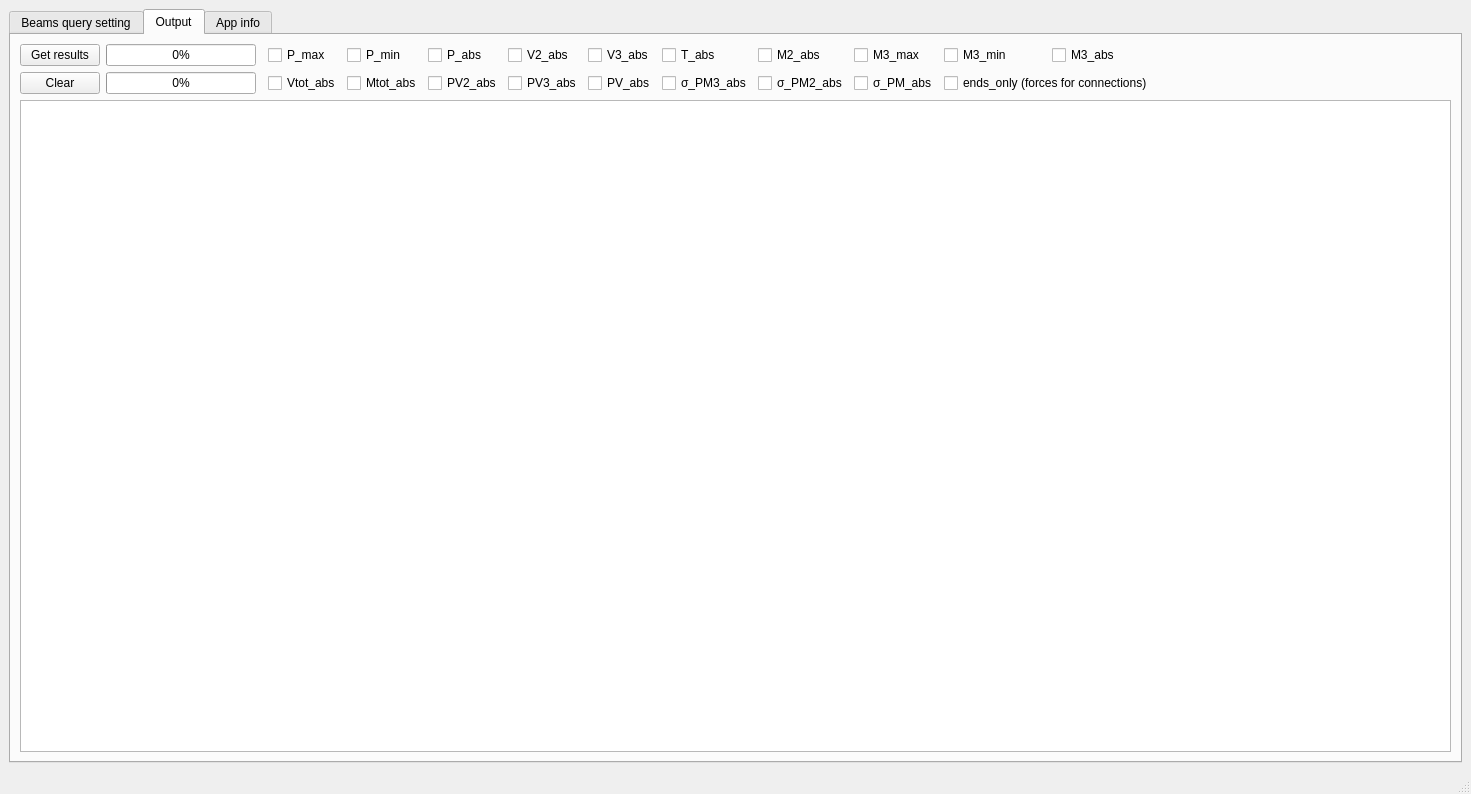
Old version of the form mainwindow.ui in the repository lukaszlaba/etabsplus.
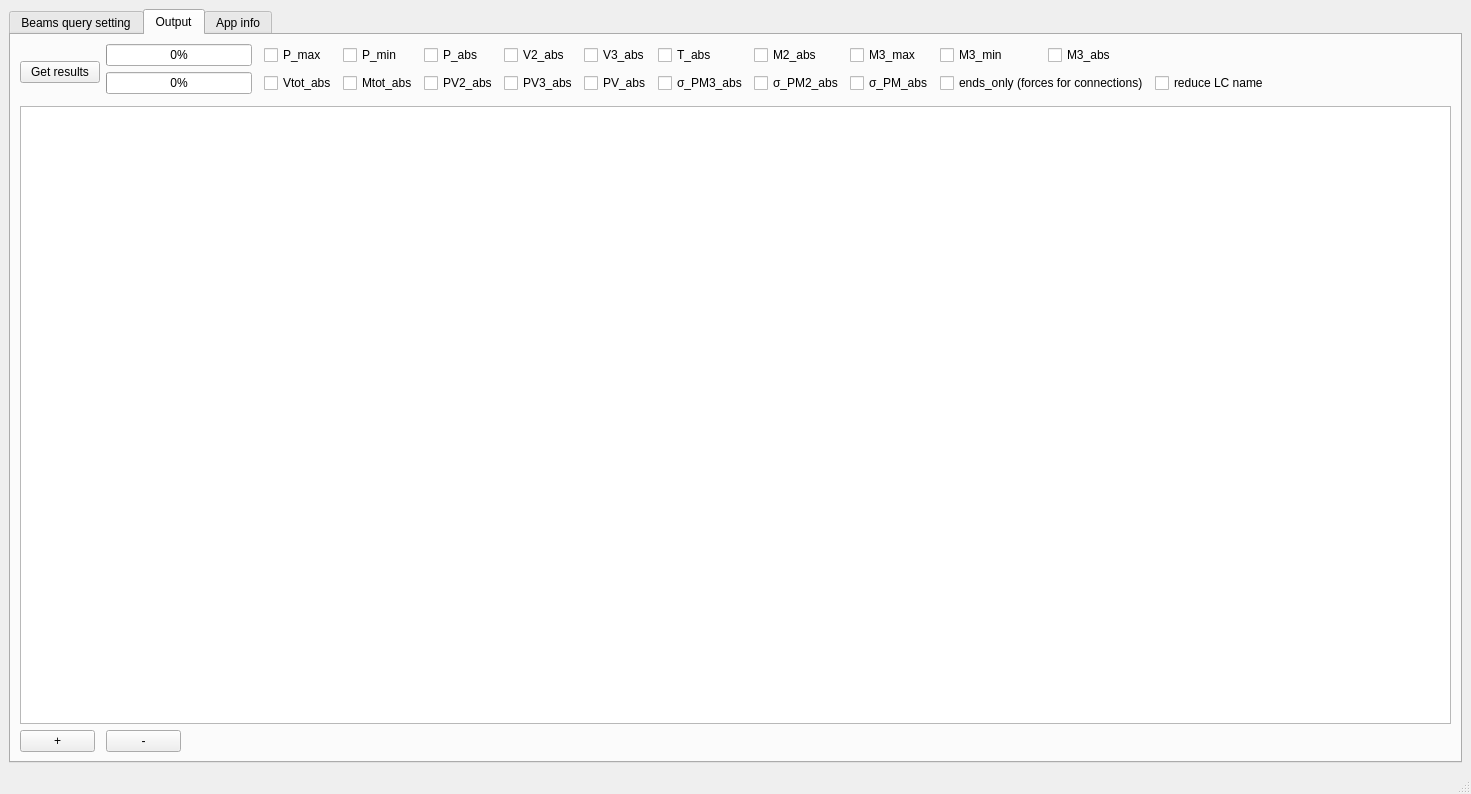
New version of the form. The open tabs and pages were chosen to show the change.

Diff of the .ui file:
```diff
--- a/mainwindow.ui
+++ b/mainwindow.ui
@@ -24,7 +24,7 @@
        </size>
       </property>
       <property name="currentIndex">
-       <number>0</number>
+       <number>1</number>
       </property>
       <widget class="QWidget" name="tab">
        <attribute name="title">
@@ -106,13 +106,6 @@
         <string>Output</string>
        </attribute>
        <layout class="QGridLayout" name="gridLayout_2">
-        <item row="1" column="0">
-         <widget class="QPushButton" name="pushButton_ClearResults">
-          <property name="text">
-           <string>Clear</string>
-          </property>
-         </widget>
-        </item>
         <item row="1" column="8">
          <widget class="QCheckBox" name="checkBox_PM3_abs">
           <property name="text">
@@ -134,13 +127,6 @@
           </property>
          </widget>
         </item>
-        <item row="0" column="0">
-         <widget class="QPushButton" name="pushButton_GetResults">
-          <property name="text">
-           <string>Get results</string>
-          </property>
-         </widget>
-        </item>
         <item row="0" column="12">
          <widget class="QCheckBox" name="checkBox_M3_abs">
           <property name="text">
@@ -224,6 +210,13 @@
           </property>
          </widget>
         </item>
+        <item row="1" column="13">
+         <widget class="QCheckBox" name="checkBox_PM_abs_2">
+          <property name="text">
+           <string>reduce LC name</string>
+          </property>
+         </widget>
+        </item>
         <item row="1" column="1">
          <widget class="QProgressBar" name="progressBar_2">
           <property name="enabled">
@@ -247,6 +240,26 @@
           </property>
          </widget>
         </item>
+        <item row="0" column="0" rowspan="3">
+         <widget class="QPushButton" name="pushButton_GetResults">
+          <property name="text">
+           <string>Get results</string>
+          </property>
+         </widget>
+        </item>
+        <item row="4" column="0">
+         <widget class="QPushButton" name="pushButton_zoomIn">
+          <property name="maximumSize">
+           <size>
+            <width>75</width>
+            <height>16777215</height>
+           </size>
+          </property>
+          <property name="text">
+           <string>+</string>
+          </property>
+         </widget>
+        </item>
         <item row="0" column="1">
          <widget class="QProgressBar" name="progressBar_1">
           <property name="maximumSize">
@@ -281,20 +294,6 @@
           </property>
          </widget>
         </item>
-        <item row="0" column="3">
-         <widget class="QCheckBox" name="checkBox_P_max">
-          <property name="text">
-           <string>P_max</string>
-          </property>
-         </widget>
-        </item>
-        <item row="1" column="4">
-         <widget class="QCheckBox" name="checkBox_Mtot_abs">
-          <property name="text">
-           <string>Mtot_abs</string>
-          </property>
-         </widget>
-        </item>
         <item row="3" column="0" colspan="20">
          <widget class="QPlainTextEdit" name="plainTextEdit">
           <property name="font">
@@ -308,6 +307,33 @@
           </property>
          </widget>
         </item>
+        <item row="0" column="3">
+         <widget class="QCheckBox" name="checkBox_P_max">
+          <property name="text">
+           <string>P_max</string>
+          </property>
+         </widget>
+        </item>
+        <item row="1" column="4">
+         <widget class="QCheckBox" name="checkBox_Mtot_abs">
+          <property name="text">
+           <string>Mtot_abs</string>
+          </property>
+         </widget>
+        </item>
+        <item row="4" column="1">
+         <widget class="QPushButton" name="pushButton_zoomOut">
+          <property name="maximumSize">
+           <size>
+            <width>75</width>
+            <height>16777215</height>
+           </size>
+          </property>
+          <property name="text">
+           <string>-</string>
+          </property>
+         </widget>
+        </item>
        </layout>
       </widget>
       <widget class="QWidget" name="tab_3">
```
